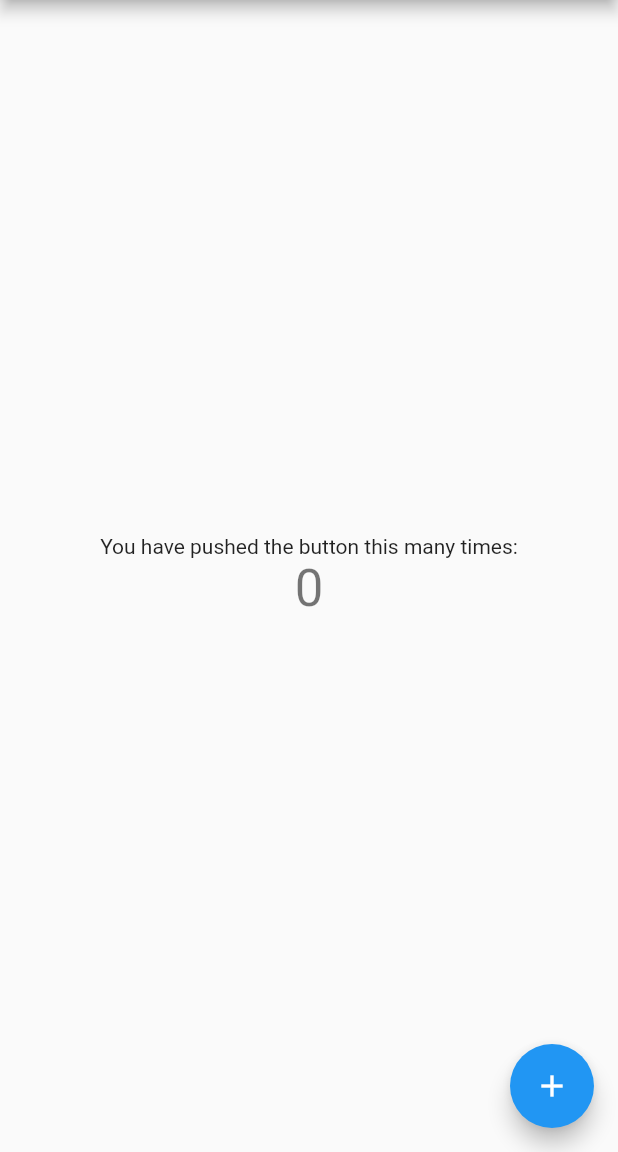
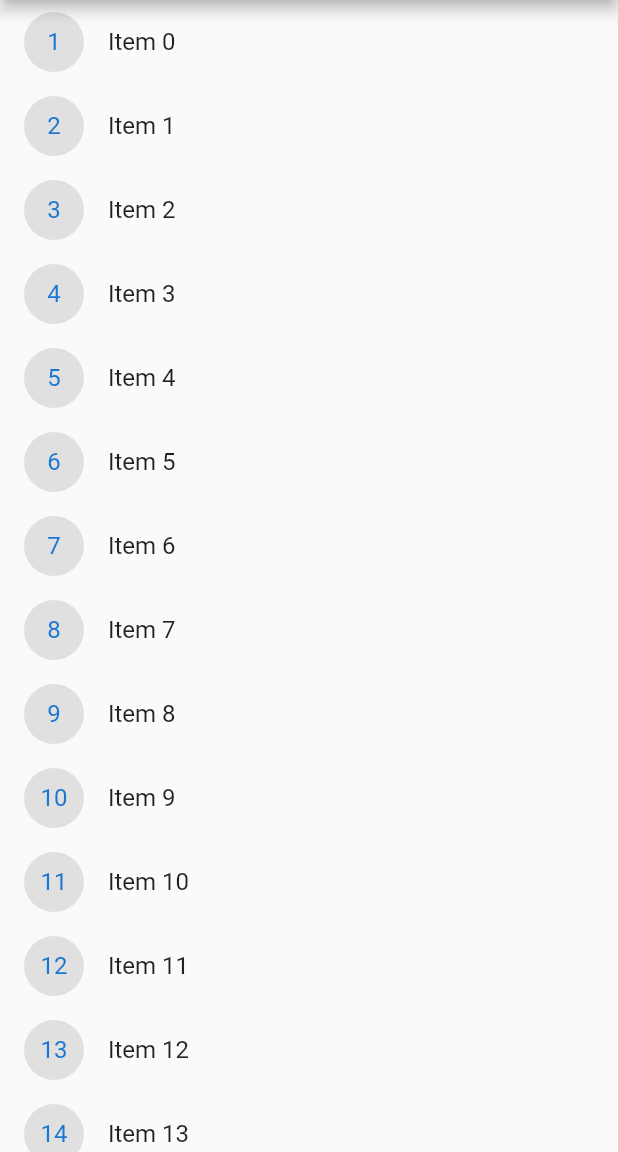
Before and after one commit to OrientBits/listview_test, a Flutter app: the screen it shows after launch, on a phone screen of 412 x 824 dp, the part 84-1236 px from its top. Run offline on Flutter 3.47's test engine with Material 2 defaults, Android fonts, the phone set to English and light mode, and no system bars.

```diff
--- a/lib/main.dart
+++ b/lib/main.dart
@@ -7,21 +7,11 @@ void main() {
 class MyApp extends StatelessWidget {
   const MyApp({Key? key}) : super(key: key);
 
-  // This widget is the root of your application.
   @override
   Widget build(BuildContext context) {
     return MaterialApp(
       title: 'Flutter Demo',
       theme: ThemeData(
-        // This is the theme of your application.
-        //
-        // Try running your application with "flutter run". You'll see the
-        // application has a blue toolbar. Then, without quitting the app, try
-        // changing the primarySwatch below to Colors.green and then invoke
-        // "hot reload" (press "r" in the console where you ran "flutter run",
-        // or simply save your changes to "hot reload" in a Flutter IDE).
-        // Notice that the counter didn't reset back to zero; the application
-        // is not restarted.
         primarySwatch: Colors.blue,
       ),
       home: const MyHomePage(title: 'Flutter Demo Home Page'),
@@ -31,16 +21,6 @@ class MyApp extends StatelessWidget {
 
 class MyHomePage extends StatefulWidget {
   const MyHomePage({Key? key, required this.title}) : super(key: key);
-
-  // This widget is the home page of your application. It is stateful, meaning
-  // that it has a State object (defined below) that contains fields that affect
-  // how it looks.
-
-  // This class is the configuration for the state. It holds the values (in this
-  // case the title) provided by the parent (in this case the App widget) and
-  // used by the build method of the State. Fields in a Widget subclass are
-  // always marked "final".
-
   final String title;
 
   @override
@@ -48,68 +28,24 @@ class MyHomePage extends StatefulWidget {
 }
 
 class _MyHomePageState extends State<MyHomePage> {
-  int _counter = 0;
-
-  void _incrementCounter() {
-    setState(() {
-      // This call to setState tells the Flutter framework that something has
-      // changed in this State, which causes it to rerun the build method below
-      // so that the display can reflect the updated values. If we changed
-      // _counter without calling setState(), then the build method would not be
-      // called again, and so nothing would appear to happen.
-      _counter++;
-    });
-  }
-
   @override
   Widget build(BuildContext context) {
-    // This method is rerun every time setState is called, for instance as done
-    // by the _incrementCounter method above.
-    //
-    // The Flutter framework has been optimized to make rerunning build methods
-    // fast, so that you can just rebuild anything that needs updating rather
-    // than having to individually change instances of widgets.
     return Scaffold(
-      appBar: AppBar(
-        // Here we take the value from the MyHomePage object that was created by
-        // the App.build method, and use it to set our appbar title.
-        title: Text(widget.title),
-      ),
-      body: Center(
-        // Center is a layout widget. It takes a single child and positions it
-        // in the middle of the parent.
-        child: Column(
-          // Column is also a layout widget. It takes a list of children and
-          // arranges them vertically. By default, it sizes itself to fit its
-          // children horizontally, and tries to be as tall as its parent.
-          //
-          // Invoke "debug painting" (press "p" in the console, choose the
-          // "Toggle Debug Paint" action from the Flutter Inspector in Android
-          // Studio, or the "Toggle Debug Paint" command in Visual Studio Code)
-          // to see the wireframe for each widget.
-          //
-          // Column has various properties to control how it sizes itself and
-          // how it positions its children. Here we use mainAxisAlignment to
-          // center the children vertically; the main axis here is the vertical
-          // axis because Columns are vertical (the cross axis would be
-          // horizontal).
-          mainAxisAlignment: MainAxisAlignment.center,
-          children: <Widget>[
-            const Text(
-              'You have pushed the button this many times:',
-            ),
-            Text(
-              '$_counter',
-              style: Theme.of(context).textTheme.headline4,
-            ),
-          ],
+        appBar: AppBar(
+          title: Text(widget.title),
         ),
-      ),
-      floatingActionButton: FloatingActionButton(
-        onPressed: _incrementCounter,
-        tooltip: 'Increment',
-        child: const Icon(Icons.add),
-      ), // This trailing comma makes auto-formatting nicer for build methods.
-    );
+        body: ListView.builder(
+          itemCount: 50,
+          itemBuilder: (context, index) {
+            return ListTile(
+              title: Text('Item $index'),
+              leading: CircleAvatar(
+                backgroundColor: Colors.grey[300],
+                child: Text('${index+1}'),
+              ),
+            );
+          },
+
+        ));
   }
 }
```
